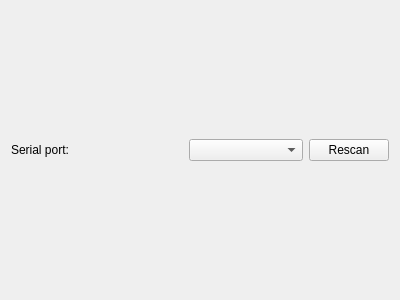
This is designer/serial_conf_widget.ui in pulp-bio/biogui as Qt 5 draws it before an edit. The edited form follows.
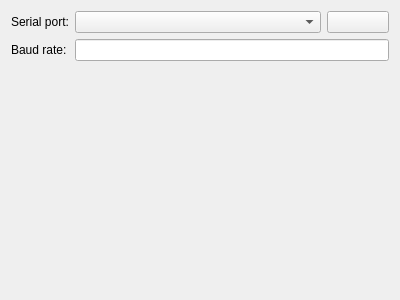
This is the edited form. Icons and pictures are not drawn.

Commit message: Adjusted data worker interface and serial data worker

```diff
--- a/designer/serial_conf_widget.ui
+++ b/designer/serial_conf_widget.ui
@@ -13,23 +13,41 @@
   <property name="windowTitle">
    <string>Serial Configuration Widget</string>
   </property>
-  <layout class="QHBoxLayout" name="horizontalLayout" stretch="3,2,1">
-   <item>
-    <widget class="QLabel" name="label">
+  <layout class="QFormLayout" name="formLayout">
+   <item row="0" column="0">
+    <widget class="QLabel" name="label1">
      <property name="text">
       <string>Serial port:</string>
      </property>
     </widget>
    </item>
+   <item row="0" column="1">
+    <layout class="QHBoxLayout" name="horizontalLayout" stretch="4,1">
    <item>
     <widget class="QComboBox" name="serialPortsComboBox"/>
    </item>
    <item>
     <widget class="QPushButton" name="rescanSerialPortsButton">
      <property name="text">
-      <string>Rescan</string>
-     </property>
-    </widget>
+        <string/>
+       </property>
+       <property name="icon">
+        <iconset theme="view-refresh">
+         <normaloff>.</normaloff>.</iconset>
+       </property>
+      </widget>
+     </item>
+    </layout>
+   </item>
+   <item row="1" column="0">
+    <widget class="QLabel" name="label2">
+     <property name="text">
+      <string>Baud rate:</string>
+     </property>
+    </widget>
+   </item>
+   <item row="1" column="1">
+    <widget class="QLineEdit" name="baudRateTextField"/>
    </item>
   </layout>
  </widget>
```
Left out of the diff: 3 changed lines with no effect on the pictures. Lines whose indentation alone changed are shown as unchanged. The commit also changes 26 other files.
